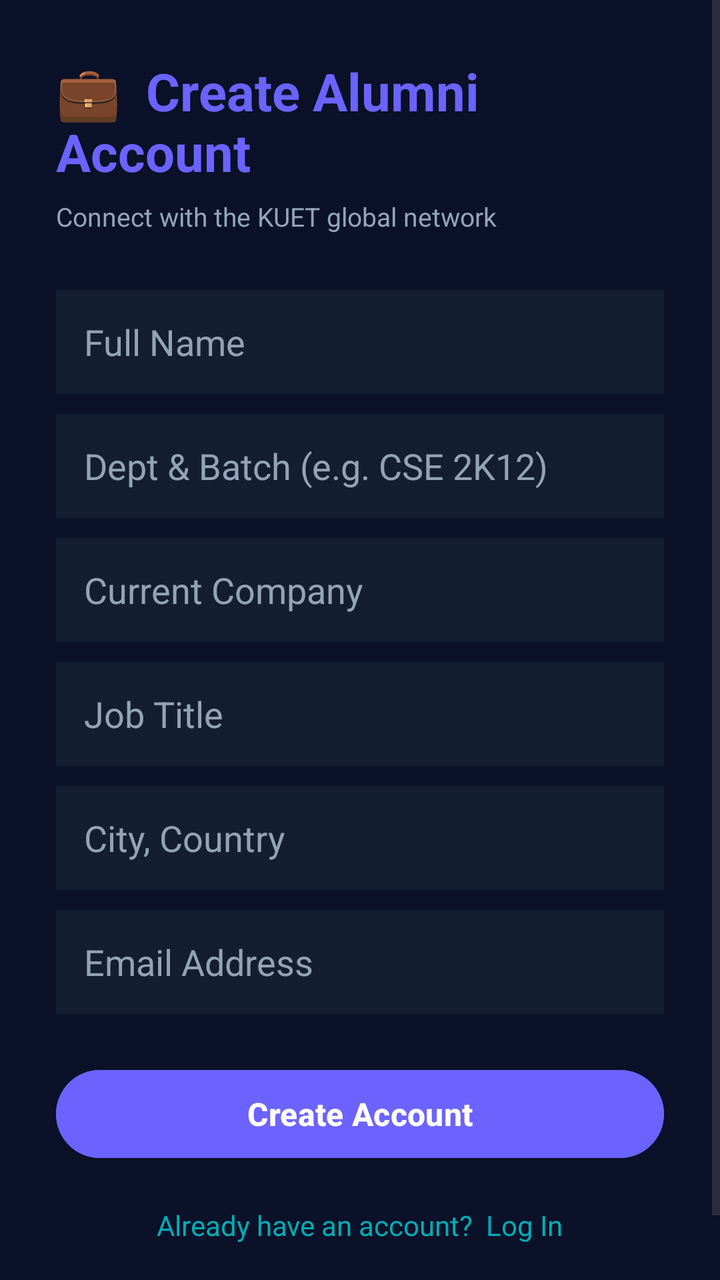
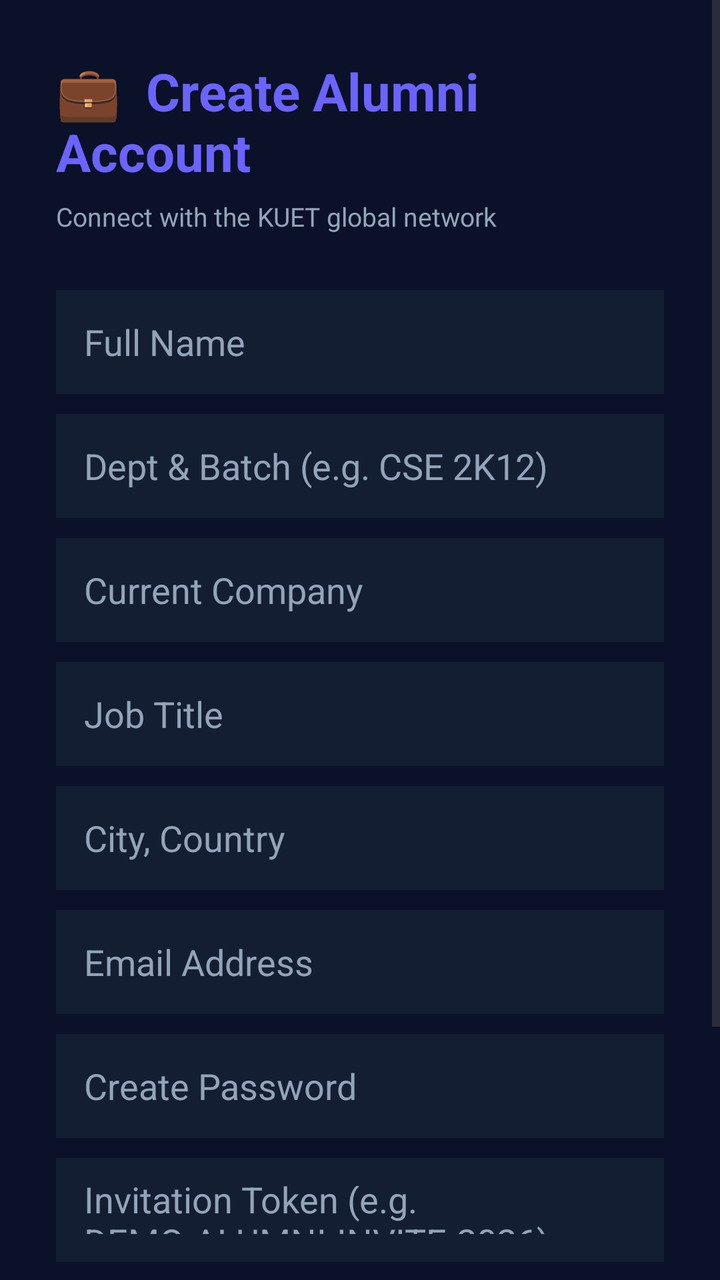

Two renders of the same Android screen: before a commit and after it. Below are the layout's source before the change and the commit's diff.
<!-- AndroidManifest.xml: activity theme Theme.WizardsOfTeligati -->
<!-- res/layout/activity_alumni_register.xml -->
<?xml version="1.0" encoding="utf-8"?>
<ScrollView xmlns:android="http://schemas.android.com/apk/res/android"
    android:layout_width="match_parent"
    android:layout_height="match_parent"
    android:background="@color/deep_navy"
    android:fillViewport="true">

    <LinearLayout
        android:layout_width="match_parent"
        android:layout_height="wrap_content"
        android:orientation="vertical"
        android:padding="28dp">

        <TextView
            android:layout_width="wrap_content"
            android:layout_height="wrap_content"
            android:text="💼  Create Alumni Account"
            android:textColor="@color/accent_purple"
            android:textSize="26sp"
            android:textStyle="bold"
            android:layout_marginBottom="6dp"/>

        <TextView
            android:layout_width="wrap_content"
            android:layout_height="wrap_content"
            android:text="Connect with the KUET global network"
            android:textColor="@color/text_secondary"
            android:textSize="13sp"
            android:layout_marginBottom="28dp"/>

        <EditText
            android:id="@+id/etRegAlumniName"
            android:layout_width="match_parent"
            android:layout_height="52dp"
            android:background="@color/card_dark"
            android:hint="Full Name"
            android:padding="14dp"
            android:textColor="@color/text_primary"
            android:textColorHint="@color/text_secondary"
            android:layout_marginBottom="10dp"/>

        <EditText
            android:id="@+id/etRegAlumniBatch"
            android:layout_width="match_parent"
            android:layout_height="52dp"
            android:background="@color/card_dark"
            android:hint="Dept &amp; Batch (e.g. CSE 2K12)"
            android:padding="14dp"
            android:textColor="@color/text_primary"
            android:textColorHint="@color/text_secondary"
            android:layout_marginBottom="10dp"/>

        <EditText
            android:id="@+id/etRegAlumniCompany"
            android:layout_width="match_parent"
            android:layout_height="52dp"
            android:background="@color/card_dark"
            android:hint="Current Company"
            android:padding="14dp"
            android:textColor="@color/text_primary"
            android:textColorHint="@color/text_secondary"
            android:layout_marginBottom="10dp"/>

        <EditText
            android:id="@+id/etRegAlumniPosition"
            android:layout_width="match_parent"
            android:layout_height="52dp"
            android:background="@color/card_dark"
            android:hint="Job Title"
            android:padding="14dp"
            android:textColor="@color/text_primary"
            android:textColorHint="@color/text_secondary"
            android:layout_marginBottom="10dp"/>

        <EditText
            android:id="@+id/etRegAlumniCountry"
            android:layout_width="match_parent"
            android:layout_height="52dp"
            android:background="@color/card_dark"
            android:hint="City, Country"
            android:padding="14dp"
            android:textColor="@color/text_primary"
            android:textColorHint="@color/text_secondary"
            android:layout_marginBottom="10dp"/>

        <EditText
            android:id="@+id/etRegAlumniEmail"
            android:layout_width="match_parent"
            android:layout_height="52dp"
            android:background="@color/card_dark"
            android:hint="Email Address"
            android:inputType="textEmailAddress"
            android:padding="14dp"
            android:textColor="@color/text_primary"
            android:textColorHint="@color/text_secondary"
            android:layout_marginBottom="24dp"/>

        <Button
            android:id="@+id/btnCreateAlumniAccount"
            android:layout_width="match_parent"
            android:layout_height="52dp"
            android:backgroundTint="@color/accent_purple"
            android:text="Create Account"
            android:textColor="@color/white"
            android:textSize="16sp"
            android:textStyle="bold"
            android:layout_marginBottom="20dp"/>

        <TextView
            android:id="@+id/tvBackToAlumniLogin"
            android:layout_width="wrap_content"
            android:layout_height="wrap_content"
            android:layout_gravity="center_horizontal"
            android:layout_marginBottom="24dp"
            android:text="Already have an account?  Log In"
            android:textColor="@color/mystic_cyan"
            android:textSize="14sp" />

    </LinearLayout>
</ScrollView>
<!-- resources referenced by this layout -->
<resources>
  <color name="accent_purple">#6C63FF</color>
  <color name="card_dark">#141E33</color>
  <color name="deep_navy">#0A1128</color>
  <color name="mystic_cyan">#00ADB5</color>
  <color name="text_primary">#F1F5F9</color>
  <color name="text_secondary">#94A3B8</color>
  <color name="white">#FFFFFF</color>
  <style name="Theme.WizardsOfTeligati" parent="Theme.Material3.DayNight.NoActionBar">
          <item name="colorPrimary">@color/mystic_cyan</item>
          <item name="colorSecondary">@color/accent_purple</item>
          <item name="android:windowBackground">@color/deep_navy</item>
          <item name="colorSurface">@color/card_dark</item>
          <item name="colorOnSurface">@color/text_primary</item>
          <item name="colorOnPrimary">@color/deep_navy</item>
      </style>
</resources>

<!-- the commit's change to res/layout/activity_alumni_register.xml (unified diff, before → after) -->
@@ -93,6 +93,29 @@
             android:padding="14dp"
             android:textColor="@color/text_primary"
             android:textColorHint="@color/text_secondary"
+            android:layout_marginBottom="10dp"/>
+
+        <EditText
+            android:id="@+id/etRegAlumniPassword"
+            android:layout_width="match_parent"
+            android:layout_height="52dp"
+            android:background="@color/card_dark"
+            android:hint="Create Password"
+            android:inputType="textPassword"
+            android:padding="14dp"
+            android:textColor="@color/text_primary"
+            android:textColorHint="@color/text_secondary"
+            android:layout_marginBottom="10dp"/>
+
+        <EditText
+            android:id="@+id/etRegAlumniToken"
+            android:layout_width="match_parent"
+            android:layout_height="52dp"
+            android:background="@color/card_dark"
+            android:hint="Invitation Token (e.g. DEMO-ALUMNI-INVITE-2026)"
+            android:padding="14dp"
+            android:textColor="@color/text_primary"
+            android:textColorHint="@color/text_secondary"
             android:layout_marginBottom="24dp"/>
 
         <Button
